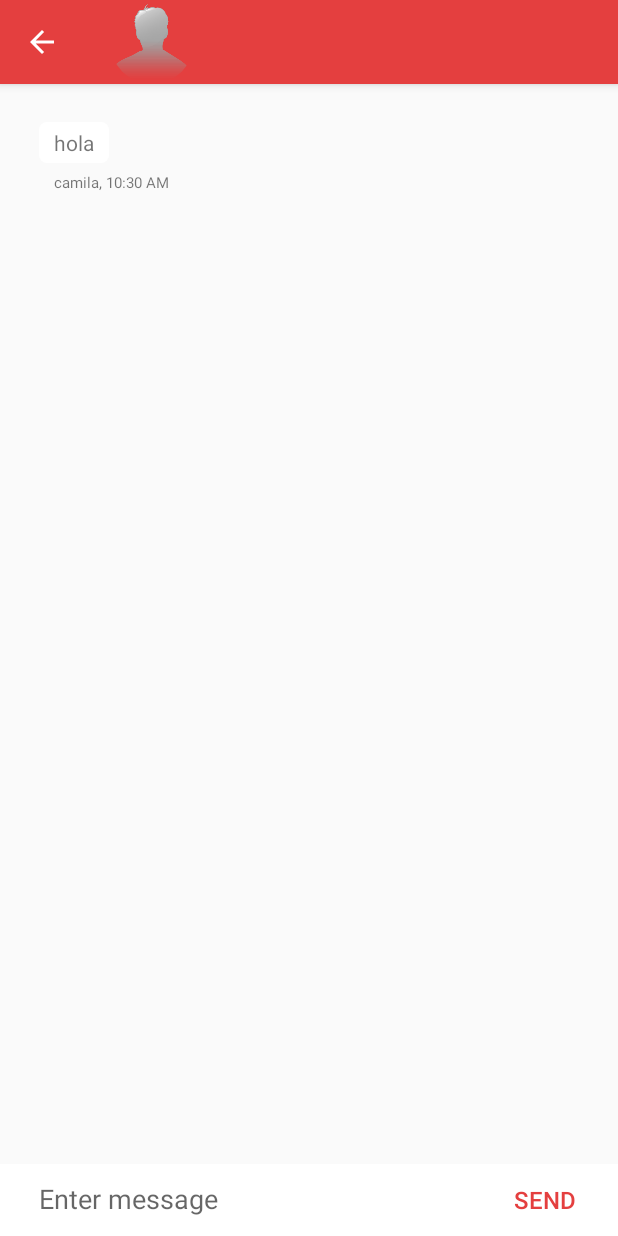
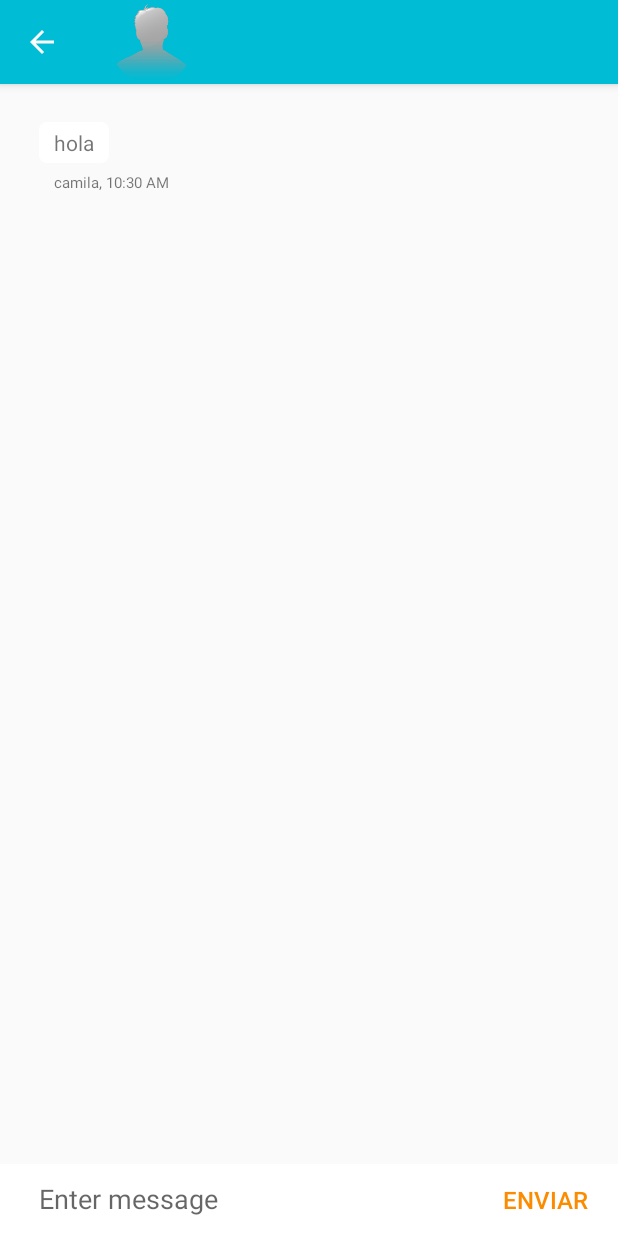
Before and after one commit to germanchaca/Matchapp, an Android app: the ChatRoomActivity screen opened directly, with no data from a screen before it, on a phone screen of 412 x 824 dp. Run offline under Robolectric (Android 15) with nearby library versions, the phone set to English and light mode, and no system bars; libraries missing offline, so code that uses them is left out: com.pkmmte.view; plain views replace CircularImageView; 2 statements that could not run were skipped.

Commit message:
Fix issue color styles

```diff
--- a/app/src/main/res/drawable/bg_circle.xml
+++ b/app/src/main/res/drawable/bg_circle.xml
@@ -1,6 +1,6 @@
 <shape xmlns:android="http://schemas.android.com/apk/res/android" >
 
-    <solid android:color="@color/primary" />
+    <solid android:color="@color/accent" />
 
     <corners
         android:bottomLeftRadius="20dp"
--- a/app/src/main/res/layout/content_chat_room.xml
+++ b/app/src/main/res/layout/content_chat_room.xml
@@ -41,9 +41,9 @@
                 android:layout_height="wrap_content"
                 android:layout_weight="1"
                 android:background="@null"
-                android:text="SEND"
+                android:text="@string/send"
                 android:textSize="16dp"
-                android:textColor="@color/primary" />
+                android:textColor="@color/accent" />
 
     </LinearLayout>
 
--- a/app/src/main/res/values/colors.xml
+++ b/app/src/main/res/values/colors.xml
@@ -1,9 +1,13 @@
 <?xml version="1.0" encoding="utf-8"?>
 <resources>
-  <color name="primary">#E43F3F</color>
-  <color name="primary_dark">#E12929</color>
-  <color name="primary_darker">#CC1D1D</color>
-  <color name="accent">#FFFFFF</color>
+  <color name="primary">#00bcd4</color>
+  <color name="primary_dark">#00acc1</color>
+  <color name="primary_darker">#0097a7</color>
+
+  <color name="accent">#Fb8c00</color>
+  <color name="accentSecondary">#F06292</color>
+  <color name="accentThird">#66bb6a</color>
+  <color name="accentFourth">#039be5</color>
 
   <color name="black">#ffffff</color>
   <color name="jet">#222222</color>
--- a/app/src/main/res/values/strings.xml
+++ b/app/src/main/res/values/strings.xml
@@ -45,4 +45,7 @@
     <!-- Conversaciones abiertas -->
     <string name="label_yesterday">Ayer</string>
 
+    <!-- Activity ChatRoom -->
+    <string name="send">Enviar</string>
+
 </resources>
```
